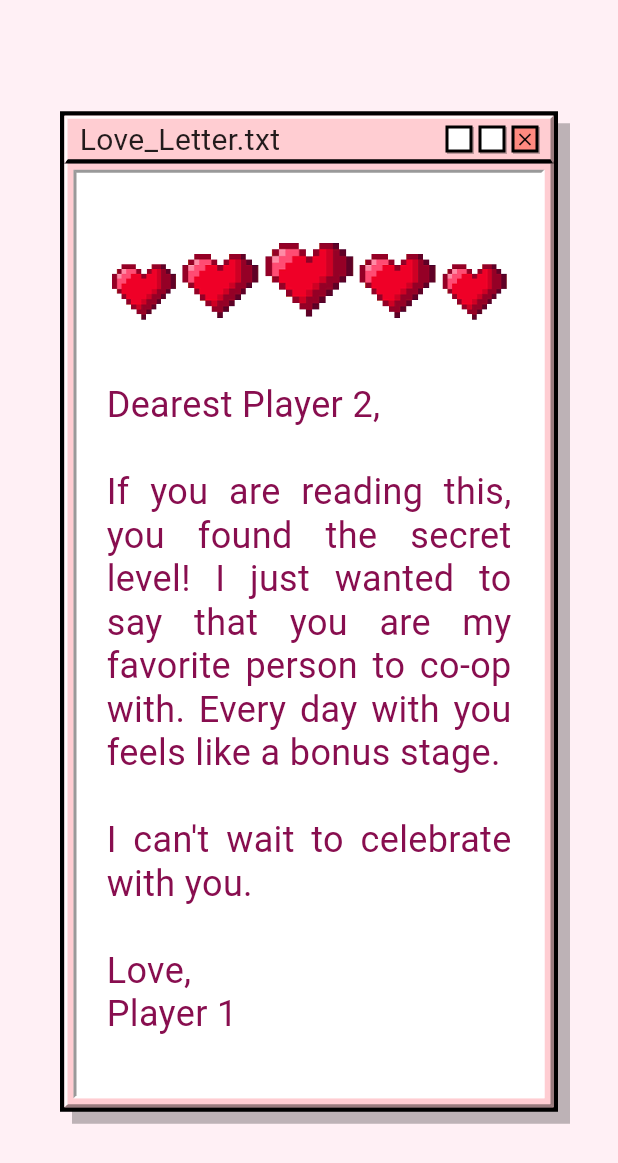
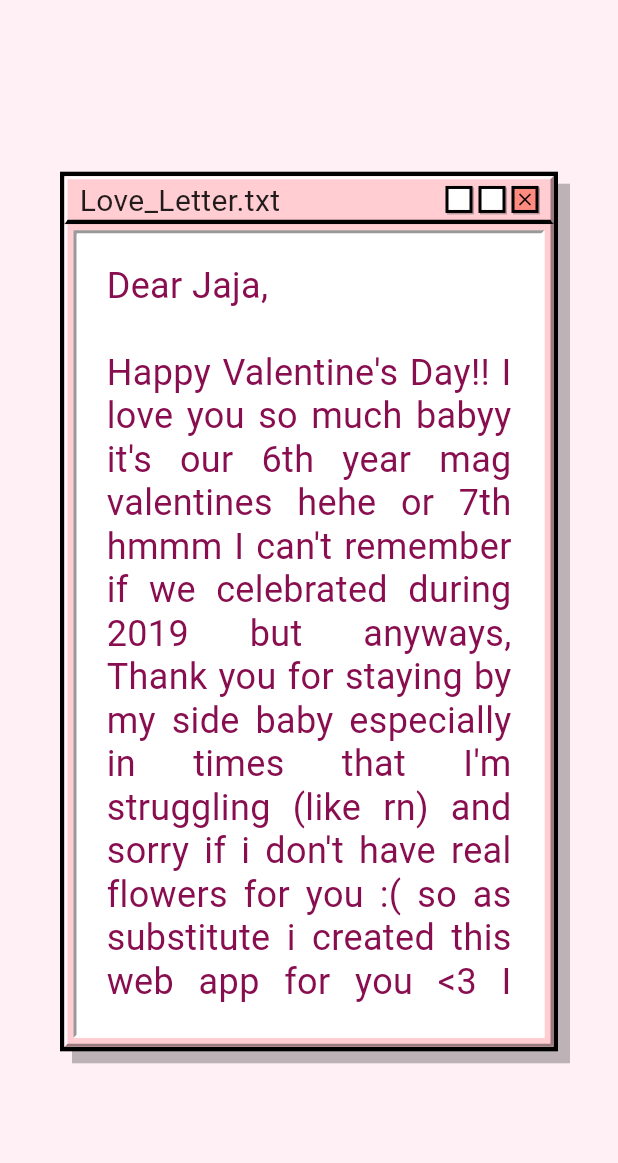
Before and after one commit to Andott1/valentine_webapp, a Flutter app: the LoveLetterWindow widget shown alone on an empty page, opened directly, on a phone screen of 412 x 824 dp. Shown: the top 1163 px of the screen. Run offline on Flutter 3.47's test engine with Material 3 defaults, Android fonts, the phone set to English and light mode, and no system bars; our stand-ins replace audioplayers, flutter_svg, google_fonts, shared_preferences; missing offline and left inert: file_saver; accounts and stored records are empty.

Commit message:
fix(ui): optimize layout for mobile and update interaction details
- features/bouquet: change letter opening gesture from swipe-up to long-press
- features/bouquet: remove heart GIF and constrain love letter height with scrolling to prevent overflow
- features/proposal: wrap main question text in FittedBox for small screen safety
- features/countdown: apply FittedBox to timer digits and status text
- features/notes: scale bucket list header to fit narrower devices
- assets/heart_animated: Removed for better UX

```diff
--- a/lib/features/bouquet/love_letter_window.dart
+++ b/lib/features/bouquet/love_letter_window.dart
@@ -7,31 +7,38 @@ class LoveLetterWindow extends StatelessWidget {
 
   @override
   Widget build(BuildContext context) {
+    // 1. Calculate a dynamic max height (e.g., 60% of the screen)
+    // This ensures the window never grows taller than the screen.
+    final double maxContentHeight = MediaQuery.of(context).size.height * 0.6;
+
     return Dialog(
       backgroundColor: Colors.transparent,
       child: PixelWindow(
         title: "Love_Letter.txt",
         color: const Color(0xFFFFCDD2), // Light Red/Pink
+        // 2. Wrap content in a constrained Container
+        child: Container(
+          constraints: BoxConstraints(
+            maxHeight: maxContentHeight, // Enforce the limit
+            minHeight: 100, // Prevent it from being too squashed
+          ),
+          // 3. The ScrollView now operates strictly within those constraints
           child: SingleChildScrollView(
             child: Column(
               mainAxisSize: MainAxisSize.min,
               children: [
-              // 1. THE ANIMATED HEART
-              Image.asset(
-                'assets/heart_animated.gif',
-                height: 100,
-                fit: BoxFit.contain,
-              ),
-              const SizedBox(height: 20),
-
-              // 2. THE LETTER
+                // THE LETTER
                 Text(
-                "Dearest Player 2,\n\n"
-                "If you are reading this, you found the secret level! "
-                "I just wanted to say that you are my favorite person to co-op with. "
-                "Every day with you feels like a bonus stage.\n\n"
-                "I can't wait to celebrate with you.\n\n"
-                "Love,\nPlayer 1",
+                  "Dear Jaja,\n\n"
+                  "Happy Valentine's Day!! I love you so much babyy "
+                  "it's our 6th year mag valentines hehe or 7th hmmm I can't remember if we celebrated during 2019 but anyways, "
+                  "Thank you for staying by my side baby especially in times that I'm struggling (like rn) "
+                  "and sorry if i don't have real flowers for you :( so as substitute i created this web app for you <3 "
+                  "I hope you like it baby! Hopefully we can celebrate special occasions like this properly again soon. "
+                  "There's a bucket list section below so you can list down what you want us to do soon! "
+                  "Click SAVE PAGE for each page and send it to me okie. \n\n"
+                  "I'll always do my best to make you feel loved and important baby, I LOVE YOU SO MUCH\n\n"
+                  "Love,\nAndot",
                   style: GoogleFonts.jersey10(
                     fontSize: 24,
                     color: const Color(0xFF880E4F),
@@ -44,6 +51,7 @@ class LoveLetterWindow extends StatelessWidget {
             ),
           ),
         ),
+      ),
     );
   }
 }
```
Also changed, not shown: lib/features/bouquet/bouquet_screen.dart (+14 -20 lines), lib/features/countdown/countdown_screen.dart (+25 -15 lines), lib/features/notes/future_plans_board.dart (+13 -33 lines), lib/features/proposal/proposal_screen.dart (+8 -7 lines), assets/heart_animated.gif (deleted). Lines whose indentation alone changed are shown as unchanged.
